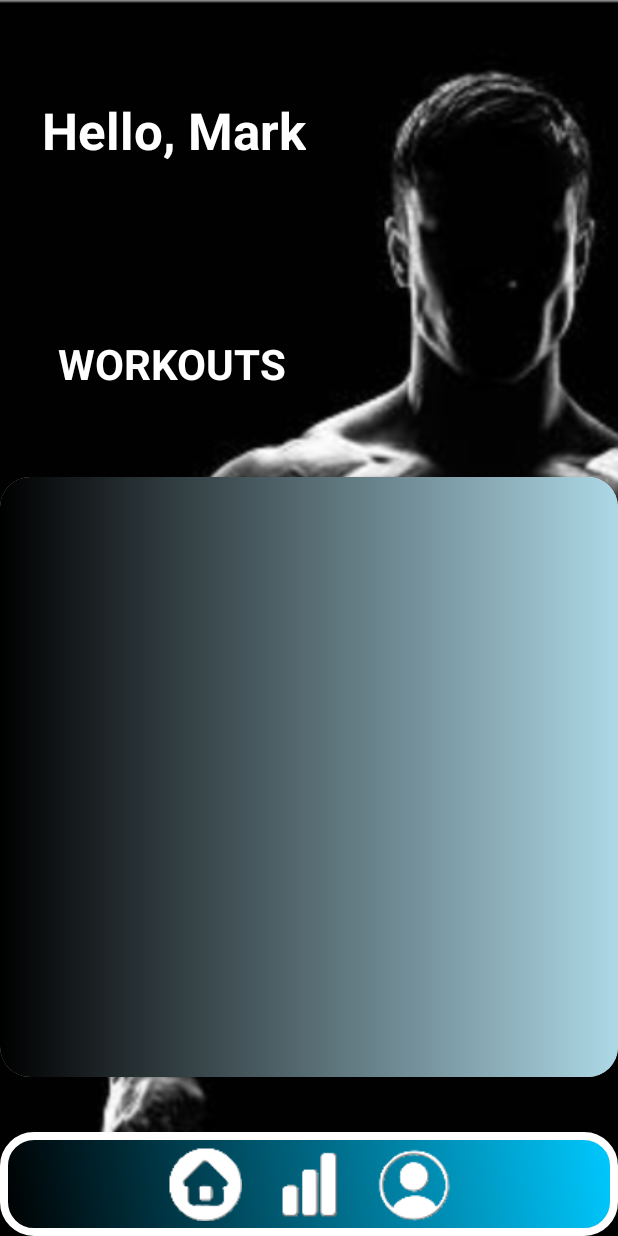
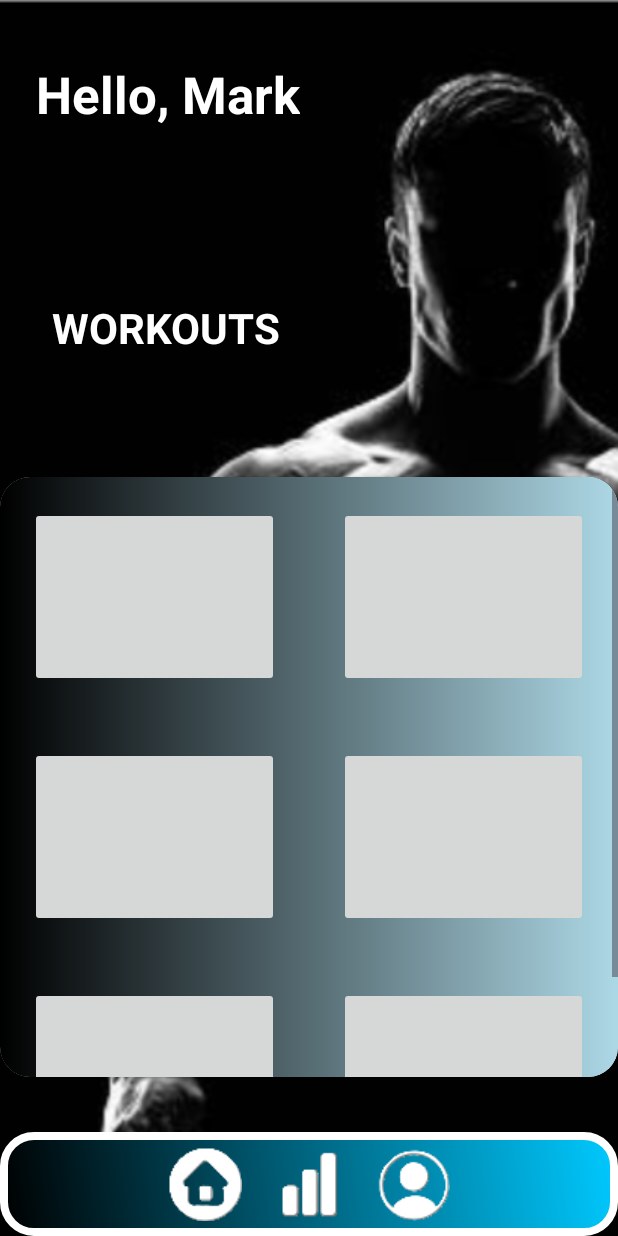
Before and after one commit to MarkPaulSarmiento/JackWell, an Android app: the WorkoutPlannerActivity screen opened directly, with no data from a screen before it, on a phone screen of 412 x 824 dp. Run offline under Robolectric (Android 15) with nearby library versions, the phone set to English and light mode, and no system bars.

Commit message:
Pushing updated UI

```diff
--- a/app/src/main/java/com/example/jackwell/LoginActivity.kt
+++ b/app/src/main/java/com/example/jackwell/LoginActivity.kt
@@ -15,7 +15,8 @@ class LoginActivity : AppCompatActivity() {
         val emailInput: EditText = findViewById(R.id.email_input)
         val loginButton: Button = findViewById(R.id.login_button)
         loginButton.setOnClickListener {
-            val intent = Intent(this, WorkoutPlannerActivity::class.java)
+            startActivity(Intent(this, WorkoutPlannerActivity::class.java))
+
         }
     }
 }
--- a/app/src/main/java/com/example/jackwell/ProgressTrackingActivity.kt
+++ b/app/src/main/java/com/example/jackwell/ProgressTrackingActivity.kt
@@ -15,7 +15,6 @@ class ProgressTrackingActivity : AppCompatActivity() {
         val day3Progress: EditText = findViewById(R.id.day3_progress)
         val homeIcon: ImageButton = findViewById(R.id.home_icon)
         val barChartIcon: ImageButton = findViewById(R.id.bar_chart_icon)
-        val bellIcon: ImageButton = findViewById(R.id.bell_icon)
         val profileIcon: ImageButton = findViewById(R.id.profile_icon)
 
         homeIcon.setOnClickListener {
@@ -26,9 +25,6 @@ class ProgressTrackingActivity : AppCompatActivity() {
             // Handle bar chart icon click
         }
 
-        bellIcon.setOnClickListener {
-            // Handle bell icon click
-        }
 
         profileIcon.setOnClickListener {
             // Handle profile icon click
--- a/app/src/main/java/com/example/jackwell/WorkoutPlannerActivity.kt
+++ b/app/src/main/java/com/example/jackwell/WorkoutPlannerActivity.kt
@@ -1,27 +1,28 @@
 package com.example.jackwell
 
+import android.annotation.SuppressLint
+import android.content.Intent
 import android.os.Bundle
-import android.widget.Button
 import android.widget.ImageButton
 import androidx.appcompat.app.AppCompatActivity
 
 class WorkoutPlannerActivity : AppCompatActivity() {
+    @SuppressLint("WrongViewCast", "MissingInflatedId")
     override fun onCreate(savedInstanceState: Bundle?) {
         super.onCreate(savedInstanceState)
         setContentView(R.layout.activity_workout_planner)
 
-        val createPlanButton: Button = findViewById(R.id.create_plan_button)
-        val plan1Button: Button = findViewById(R.id.plan1_button)
-        val plan2Button: Button = findViewById(R.id.plan2_button)
-        val plan3Button: Button = findViewById(R.id.plan3_button)
+
+        val plan1Button: ImageButton = findViewById(R.id.plan1_button)
+        val plan2Button: ImageButton = findViewById(R.id.plan2_button)
+        val plan3Button: ImageButton = findViewById(R.id.plan3_button)
+        val plan4Button: ImageButton = findViewById(R.id.plan4_button)
+        val plan5Button: ImageButton = findViewById(R.id.plan5_button)
+        val plan6Button: ImageButton = findViewById(R.id.plan6_button)
         val homeIcon: ImageButton = findViewById(R.id.home_icon)
         val barChartIcon: ImageButton = findViewById(R.id.bar_chart_icon)
-        val bellIcon: ImageButton = findViewById(R.id.bell_icon)
         val profileIcon: ImageButton = findViewById(R.id.profile_icon)
 
-        createPlanButton.setOnClickListener {
-            // Handle create plan button click
-        }
 
         plan1Button.setOnClickListener {
             // Handle plan 1 button click
@@ -34,21 +35,28 @@ class WorkoutPlannerActivity : AppCompatActivity() {
         plan3Button.setOnClickListener {
             // Handle plan 3 button click
         }
+        plan4Button.setOnClickListener {
+
+        }
+        plan5Button.setOnClickListener {
+
+        }
+        plan6Button.setOnClickListener {
+
+        }
 
         homeIcon.setOnClickListener {
-            // Handle home icon click
+
         }
 
         barChartIcon.setOnClickListener {
-            // Handle bar chart icon click
+            startActivity(Intent(this, ProgressTrackingActivity::class.java))
         }
 
-        bellIcon.setOnClickListener {
-            // Handle bell icon click
+
+        profileIcon.setOnClickListener {
+            startActivity(Intent(this, ProfileActivity::class.java))
         }
 
-        profileIcon.setOnClickListener {
-            // Handle profile icon click
-        }
     }
 }
--- a/app/src/main/res/drawable/bg_loginbtn.xml
+++ b/app/src/main/res/drawable/bg_loginbtn.xml
@@ -1,4 +1,3 @@
-<?xml version="1.0" encoding="utf-8"?>
 <?xml version="1.0" encoding="utf-8"?>
 <layer-list xmlns:android="http://schemas.android.com/apk/res/android">
     <item>
--- a/app/src/main/res/layout/activity_workout_planner.xml
+++ b/app/src/main/res/layout/activity_workout_planner.xml
@@ -7,25 +7,25 @@
     android:background="@drawable/jackbg"
     tools:context=".WorkoutPlannerActivity">
 
-
     <TextView
         android:id="@+id/greeting"
         android:layout_width="wrap_content"
         android:layout_height="wrap_content"
-        android:layout_marginStart="28dp"
-        android:layout_marginTop="64dp"
+        android:layout_marginStart="24dp"
+        android:layout_marginTop="40dp"
         android:text="Hello, Mark"
         android:textColor="@android:color/white"
         android:textSize="34sp"
         android:textStyle="bold"
         app:layout_constraintStart_toStartOf="parent"
-        app:layout_constraintTop_toTopOf="parent" />
+        app:layout_constraintTop_toTopOf="parent"
+        tools:ignore="HardcodedText" />
 
     <TextView
         android:id="@+id/workouts_title"
         android:layout_width="173dp"
         android:layout_height="56dp"
-        android:layout_marginBottom="484dp"
+        android:layout_marginBottom="508dp"
         android:gravity="center"
         android:text="WORKOUTS"
         android:textColor="@android:color/white"
@@ -33,8 +33,9 @@
         android:textStyle="bold"
         app:layout_constraintBottom_toTopOf="@+id/navigation"
         app:layout_constraintEnd_toEndOf="parent"
-        app:layout_constraintHorizontal_bias="0.117"
-        app:layout_constraintStart_toStartOf="parent" />
+        app:layout_constraintHorizontal_bias="0.1"
+        app:layout_constraintStart_toStartOf="parent"
+        tools:ignore="HardcodedText,VisualLintOverlap,TextSizeCheck" />
 
     <LinearLayout
         android:id="@+id/navigation"
@@ -52,24 +53,27 @@
             android:layout_width="wrap_content"
             android:layout_height="wrap_content"
             android:layout_margin="10dp"
+            android:background="@android:color/transparent"
             android:src="@drawable/home_icon"
-            android:background="@android:color/transparent" />
+            tools:ignore="ContentDescription,SpeakableTextPresentCheck" />
 
         <ImageButton
             android:id="@+id/bar_chart_icon"
             android:layout_width="wrap_content"
             android:layout_height="wrap_content"
             android:layout_margin="10dp"
+            android:background="@android:color/transparent"
             android:src="@drawable/bar_chart_icon"
-            android:background="@android:color/transparent" />
+            tools:ignore="ContentDescription,SpeakableTextPresentCheck" />
 
         <ImageButton
             android:id="@+id/profile_icon"
             android:layout_width="wrap_content"
             android:layout_height="wrap_content"
             android:layout_margin="10dp"
+            android:background="@android:color/transparent"
             android:src="@drawable/profile_icon"
-            android:background="@android:color/transparent" />
+            tools:ignore="ContentDescription,SpeakableTextPresentCheck" />
 
     </LinearLayout>
 
@@ -83,16 +87,79 @@
         app:layout_constraintStart_toStartOf="parent"
         app:layout_constraintTop_toTopOf="parent"
         app:layout_constraintVertical_bias="0.75">
+        <ScrollView
+            android:layout_width="match_parent"
+            android:layout_height="match_parent">
+            <GridLayout
+                android:layout_width="match_parent"
+                android:layout_height="match_parent"
+                android:background="@drawable/blue_green_gradient"
+                android:columnCount="2"
+                tools:ignore="ScrollViewSize">
 
-        <LinearLayout
-            android:layout_width="match_parent"
+                <ImageButton
+                    android:id="@+id/plan1_button"
+                    android:layout_width="120dp"
+                    android:layout_height="120dp"
+                    android:layout_row="0"
+                    android:layout_column="0"
+                    android:layout_columnWeight="1"
+                    android:layout_margin="20dp"
+                    tools:ignore="ContentDescription,SpeakableTextPresentCheck" />
 
-            android:layout_height="match_parent"
-            android:background="@drawable/blue_green_gradient"
-            android:orientation="vertical">
+                <ImageButton
+                    android:id="@+id/plan2_button"
+                    android:layout_width="120dp"
+                    android:layout_height="120dp"
+                    android:layout_row="0"
+                    android:layout_column="1"
+                    android:layout_columnWeight="1"
+                    android:layout_margin="20dp"
+                    tools:ignore="ContentDescription,SpeakableTextPresentCheck" />
+
+                <ImageButton
+                    android:id="@+id/plan3_button"
+                    android:layout_width="120dp"
+                    android:layout_height="120dp"
+                    android:layout_row="1"
+                    android:layout_column="0"
+                    android:layout_columnWeight="1"
+                    android:layout_margin="20dp"
+                    tools:ignore="ContentDescription,SpeakableTextPresentCheck" />
+
+                <ImageButton
+                    android:id="@+id/plan4_button"
+                    android:layout_width="120dp"
+                    android:layout_height="120dp"
+                    android:layout_row="1"
+                    android:layout_column="1"
+                    android:layout_columnWeight="1"
+                    android:layout_margin="20dp"
+                    tools:ignore="ContentDescription,SpeakableTextPresentCheck" />
+
+                <ImageButton
+                    android:id="@+id/plan5_button"
+                    android:layout_width="120dp"
+                    android:layout_height="120dp"
+                    android:layout_row="2"
+                    android:layout_column="0"
+                    android:layout_columnWeight="1"
+                    android:layout_margin="20dp"
+                    tools:ignore="ContentDescription,SpeakableTextPresentCheck" />
+
+                <ImageButton
+                    android:id="@+id/plan6_button"
+                    android:layout_width="120dp"
+                    android:layout_height="120dp"
+                    android:layout_row="2"
+                    android:layout_column="1"
+                    android:layout_columnWeight="1"
+                    android:layout_margin="20dp"
+                    tools:ignore="ContentDescription,SpeakableTextPresentCheck" />
+            </GridLayout>
+        </ScrollView>
 
 
-        </LinearLayout>
 
     </androidx.cardview.widget.CardView>
 
```
Also changed, not shown: app/src/main/java/com/example/jackwell/ProfileActivity.kt (+0 -11 lines), app/src/main/res/layout/activity_login.xml (+12 -8 lines), app/src/main/res/layout/activity_main.xml (+6 -3 lines), app/src/main/res/layout/activity_profile.xml (+20 -11 lines), app/src/main/res/layout/activity_progress_tracking.xml (+37 -30 lines), app/src/main/res/layout/activity_sign_up_page.xml (+12 -7 lines).
